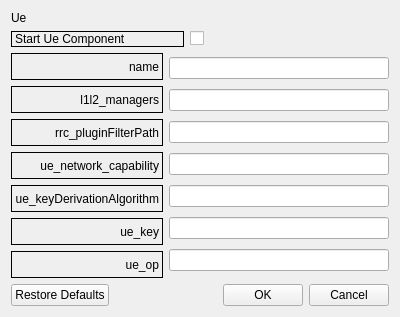
This is LTEsimGeneratorGUI/Ui/DataForms/ueform.ui in moniss23/junit4 as Qt 5 draws it before an edit. The edited form follows.
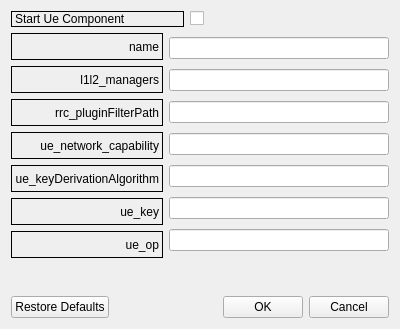
This is the edited form.

```diff
--- a/LTEsimGeneratorGUI/Ui/DataForms/ueform.ui
+++ b/LTEsimGeneratorGUI/Ui/DataForms/ueform.ui
@@ -7,23 +7,13 @@
     <x>0</x>
     <y>0</y>
     <width>400</width>
-    <height>305</height>
+    <height>329</height>
    </rect>
   </property>
   <property name="windowTitle">
    <string>Form</string>
   </property>
   <layout class="QVBoxLayout" name="verticalLayout">
-   <item>
-    <widget class="QLabel" name="label">
-     <property name="text">
-      <string>Ue</string>
-     </property>
-     <property name="alignment">
-      <set>Qt::AlignLeading|Qt::AlignLeft|Qt::AlignVCenter</set>
-     </property>
-    </widget>
-   </item>
    <item>
     <layout class="QVBoxLayout" name="verticalLayout_5">
      <item>
```
Left out of the diff: 2 changed lines with no effect on the pictures.
